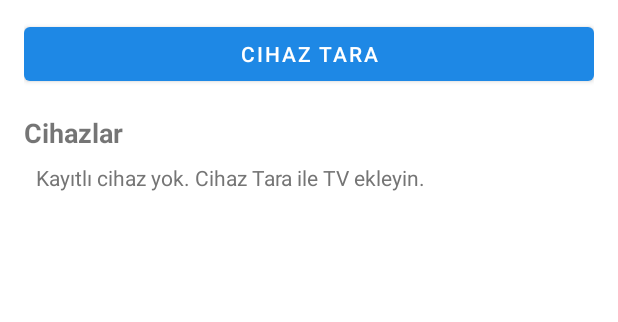
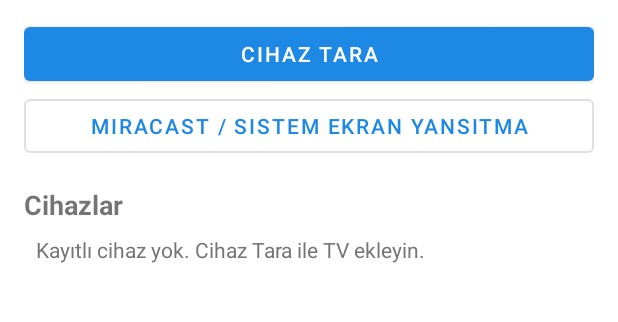
Before and after one commit to ykocaman59-bit/NoveriaX-Cast-app, an Android app: the screen it shows after launch (MainActivity), on a phone screen of 412 x 824 dp, the part 77-399 px from its top. Run offline under Robolectric (Android 15) with nearby library versions, the phone set to English and light mode, and no system bars.

Commit message:
Add files via upload

```diff
--- a/app/src/main/res/layout/activity_main.xml
+++ b/app/src/main/res/layout/activity_main.xml
@@ -30,6 +30,13 @@
         android:layout_height="wrap_content"
         android:layout_marginTop="12dp"
         android:text="Cihaz Tara" />
+
+    <Button
+        android:id="@+id/btnMiracast"
+        style="@style/Widget.MaterialComponents.Button.OutlinedButton"
+        android:layout_width="match_parent"
+        android:layout_height="wrap_content"
+        android:text="Miracast / Sistem Ekran Yansıtma" />
 
     <ProgressBar
         android:id="@+id/progressScan"
```
